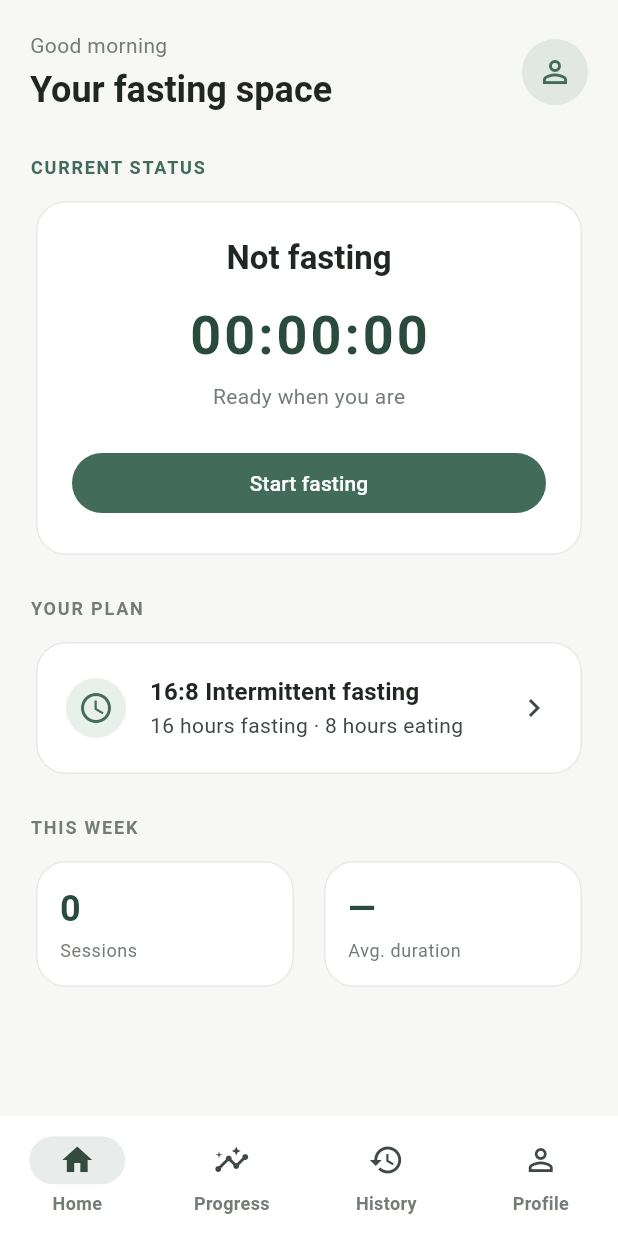
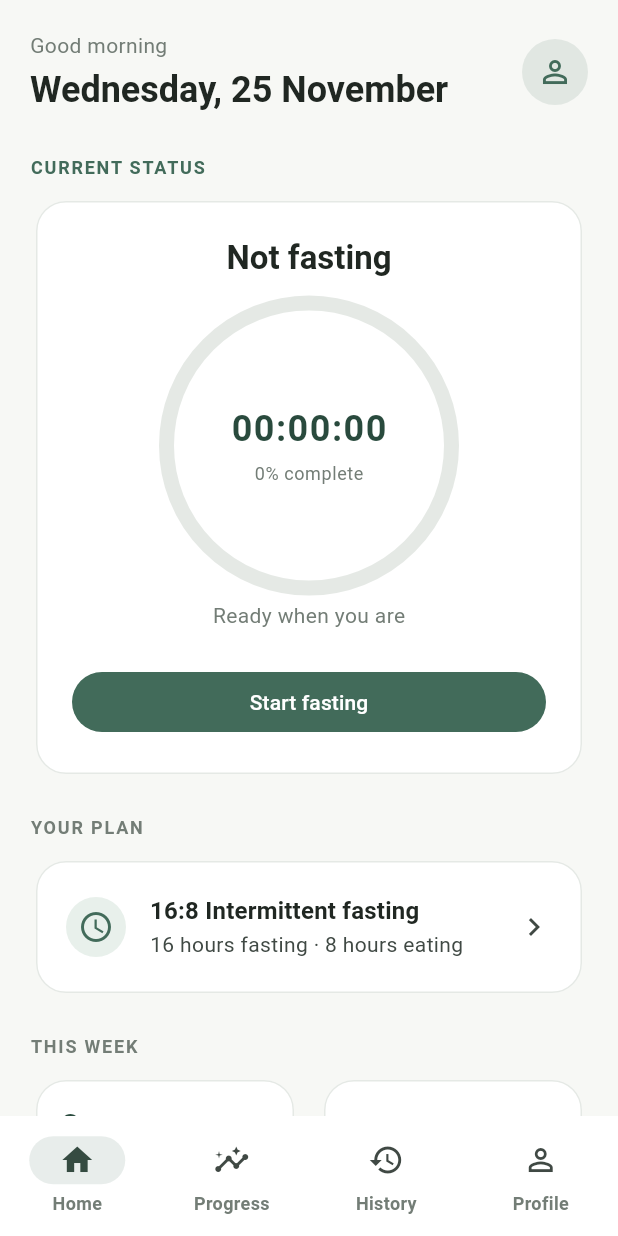
Before and after one commit to MuhammadHideaki-Isd/Fastise, a Flutter app: the screen it shows after launch, on a phone screen of 412 x 824 dp. Run offline on Flutter 3.47's test engine with Material 3 defaults, Android fonts, the phone set to English and light mode, and no system bars.

Commit message:
static home UI

```diff
--- a/lib/app/app.dart
+++ b/lib/app/app.dart
@@ -1,5 +1,7 @@
 import 'package:flutter/material.dart';
 
+import '../features/fasting/domain/fasting_plan.dart';
+import '../features/fasting/presentation/plan_selection_screen.dart';
 import '../features/home/presentation/home_screen.dart';
 import '../features/progress/presentation/progress_screen.dart';
 import '../features/history/presentation/history_screen.dart';
@@ -28,18 +30,35 @@ class AppShell extends StatefulWidget {
 
 class _AppShellState extends State<AppShell> {
   int _selectedIndex = 0;
+  FastingPlan _selectedPlan = const FastingPlan(
+    id: '16-8',
+    name: '16:8',
+    fastingHours: 16,
+    eatingHours: 8,
+  );
 
-  static const _screens = [
-    HomeScreen(),
-    ProgressScreen(),
-    HistoryScreen(),
-    ProfileScreen(),
-  ];
+  void _openPlanSelection() {
+    Navigator.of(context).push(
+      MaterialPageRoute(
+        builder: (_) => PlanSelectionScreen(
+          initialPlan: _selectedPlan,
+          onSave: (plan) => setState(() => _selectedPlan = plan),
+        ),
+      ),
+    );
+  }
 
   @override
   Widget build(BuildContext context) {
+    final screens = [
+      HomeScreen(selectedPlan: _selectedPlan, onSelectPlan: _openPlanSelection),
+      const ProgressScreen(),
+      const HistoryScreen(),
+      const ProfileScreen(),
+    ];
+
     return Scaffold(
-      body: IndexedStack(index: _selectedIndex, children: _screens),
+      body: IndexedStack(index: _selectedIndex, children: screens),
       bottomNavigationBar: NavigationBar(
         selectedIndex: _selectedIndex,
         onDestinationSelected: (index) {
--- /dev/null
+++ b/lib/features/fasting/domain/fasting_plan.dart
@@ -0,0 +1,15 @@
+class FastingPlan {
+  const FastingPlan({
+    required this.id,
+    required this.name,
+    required this.fastingHours,
+    required this.eatingHours,
+  });
+
+  final String id;
+  final String name;
+  final int fastingHours;
+  final int eatingHours;
+
+  String get label => '$fastingHours:$eatingHours';
+}
--- a/lib/features/home/presentation/home_screen.dart
+++ b/lib/features/home/presentation/home_screen.dart
@@ -1,13 +1,48 @@
 import 'package:flutter/material.dart';
 
 import '../../../app/theme/app_colors.dart';
+import '../../fasting/domain/fasting_plan.dart';
 
 class HomeScreen extends StatelessWidget {
-  const HomeScreen({super.key});
+  const HomeScreen({
+    super.key,
+    required this.selectedPlan,
+    required this.onSelectPlan,
+  });
+
+  final FastingPlan selectedPlan;
+  final VoidCallback onSelectPlan;
 
   @override
   Widget build(BuildContext context) {
     final theme = Theme.of(context);
+    final now = DateTime.now();
+    const weekdays = [
+      'Monday',
+      'Tuesday',
+      'Wednesday',
+      'Thursday',
+      'Friday',
+      'Saturday',
+      'Sunday',
+    ];
+    const months = [
+      'January',
+      'February',
+      'March',
+      'April',
+      'May',
+      'June',
+      'July',
+      'August',
+      'September',
+      'October',
+      'November',
+      'December',
+    ];
+    final dateLabel =
+        '${weekdays[now.weekday - 1]}, ${now.day} ${months[now.month - 1]}';
+
     return SafeArea(
       child: CustomScrollView(
         slivers: [
@@ -29,7 +64,7 @@ class HomeScreen extends StatelessWidget {
                           ),
                           const SizedBox(height: 4),
                           Text(
-                            'Your fasting space',
+                            dateLabel,
                             style: theme.textTheme.headlineSmall?.copyWith(
                               fontWeight: FontWeight.w700,
                             ),
@@ -71,12 +106,47 @@ class HomeScreen extends StatelessWidget {
                           ),
                         ),
                         const SizedBox(height: 16),
-                        Text(
-                          '00:00:00',
-                          style: theme.textTheme.displaySmall?.copyWith(
-                            color: AppColors.primaryDark,
-                            fontWeight: FontWeight.w700,
-                            letterSpacing: 2,
+                        SizedBox(
+                          width: 190,
+                          height: 190,
+                          child: Stack(
+                            alignment: Alignment.center,
+                            children: [
+                              SizedBox(
+                                width: 190,
+                                height: 190,
+                                child: CircularProgressIndicator(
+                                  value: 0,
+                                  strokeWidth: 10,
+                                  backgroundColor: AppColors.border,
+                                  valueColor:
+                                      const AlwaysStoppedAnimation<Color>(
+                                        AppColors.primary,
+                                      ),
+                                ),
+                              ),
+                              Column(
+                                mainAxisSize: MainAxisSize.min,
+                                children: [
+                                  Text(
+                                    '00:00:00',
+                                    style: theme.textTheme.headlineSmall
+                                        ?.copyWith(
+                                          color: AppColors.primaryDark,
+                                          fontWeight: FontWeight.w700,
+                                          letterSpacing: 1,
+                                        ),
+                                  ),
+                                  const SizedBox(height: 6),
+                                  Text(
+                                    '0% complete',
+                                    style: theme.textTheme.bodySmall?.copyWith(
+                                      color: AppColors.textSecondary,
+                                    ),
+                                  ),
+                                ],
+                              ),
+                            ],
                           ),
                         ),
                         const SizedBox(height: 8),
@@ -119,13 +189,17 @@ class HomeScreen extends StatelessWidget {
                       child: Icon(Icons.schedule, color: AppColors.primary),
                     ),
                     title: Text(
-                      '16:8 Intermittent fasting',
+                      '${selectedPlan.label} Intermittent fasting',
                       style: theme.textTheme.titleMedium?.copyWith(
                         fontWeight: FontWeight.w700,
                       ),
                     ),
-                    subtitle: const Text('16 hours fasting · 8 hours eating'),
+                    subtitle: Text(
+                      '${selectedPlan.fastingHours} hours fasting · '
+                      '${selectedPlan.eatingHours} hours eating',
+                    ),
                     trailing: const Icon(Icons.chevron_right),
+                    onTap: onSelectPlan,
                   ),
                 ),
                 const SizedBox(height: 24),
@@ -148,6 +222,61 @@ class HomeScreen extends StatelessWidget {
                       child: _StatCard(value: '—', label: 'Avg. duration'),
                     ),
                   ],
+                ),
+                const SizedBox(height: 24),
+                Text(
+                  'RECENT ACTIVITY',
+                  style: theme.textTheme.labelMedium?.copyWith(
+                    color: AppColors.textSecondary,
+                    fontWeight: FontWeight.w700,
+                    letterSpacing: 1.2,
+                  ),
+                ),
+                const SizedBox(height: 10),
+                Card(
+                  child: Padding(
+                    padding: const EdgeInsets.symmetric(
+                      horizontal: 20,
+                      vertical: 24,
+                    ),
+                    child: Row(
+                      children: [
+                        Container(
+                          width: 44,
+                          height: 44,
+                          decoration: const BoxDecoration(
+                            color: Color(0xFFE8F0EB),
+                            shape: BoxShape.circle,
+                          ),
+                          child: const Icon(
+                            Icons.history,
+                            color: AppColors.primary,
+                          ),
+                        ),
+                        const SizedBox(width: 14),
+                        Expanded(
+                          child: Column(
+                            crossAxisAlignment: CrossAxisAlignment.start,
+                            children: [
+                              Text(
+                                'No recent sessions',
+                                style: theme.textTheme.titleMedium?.copyWith(
+                                  fontWeight: FontWeight.w700,
+                                ),
+                              ),
+                              const SizedBox(height: 4),
+                              Text(
+                                'Completed sessions will appear here.',
+                                style: theme.textTheme.bodySmall?.copyWith(
+                                  color: AppColors.textSecondary,
+                                ),
+                              ),
+                            ],
+                          ),
+                        ),
+                      ],
+                    ),
+                  ),
                 ),
               ]),
             ),
```
Also changed, not shown: lib/features/fasting/presentation/plan_selection_screen.dart (added, +204 -0 lines), 1 other file.
